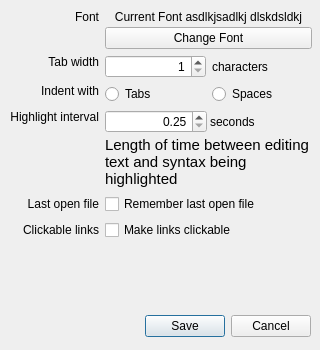
ali-rantakari/QarkDown, file src/preferencesdialog.ui: the form before one commit.
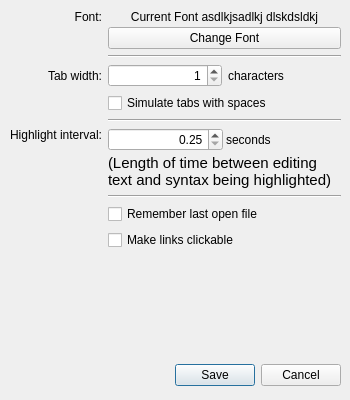
The form after the commit.

Commit message: Improve preferences dialog layout.

Patch:
```diff
--- a/src/preferencesdialog.ui
+++ b/src/preferencesdialog.ui
@@ -6,8 +6,8 @@
    <rect>
     <x>0</x>
     <y>0</y>
-    <width>320</width>
-    <height>350</height>
+    <width>350</width>
+    <height>400</height>
    </rect>
   </property>
   <property name="sizePolicy">
@@ -18,14 +18,14 @@
   </property>
   <property name="minimumSize">
    <size>
-    <width>320</width>
-    <height>350</height>
+    <width>350</width>
+    <height>400</height>
    </size>
   </property>
   <property name="maximumSize">
    <size>
-    <width>320</width>
-    <height>350</height>
+    <width>350</width>
+    <height>400</height>
    </size>
   </property>
   <property name="baseSize">
@@ -44,9 +44,9 @@
    <property name="geometry">
     <rect>
      <x>10</x>
-     <y>310</y>
-     <width>301</width>
-     <height>32</height>
+     <y>360</y>
+     <width>331</width>
+     <height>31</height>
     </rect>
    </property>
    <property name="orientation">
@@ -61,15 +61,15 @@
     <rect>
      <x>10</x>
      <y>10</y>
-     <width>302</width>
-     <height>291</height>
+     <width>331</width>
+     <height>341</height>
     </rect>
    </property>
    <layout class="QGridLayout" name="gridLayout">
     <item row="0" column="0">
      <widget class="QLabel" name="label">
       <property name="text">
-       <string>Font</string>
+       <string>Font:</string>
       </property>
       <property name="alignment">
        <set>Qt::AlignRight|Qt::AlignTop|Qt::AlignTrailing</set>
@@ -118,17 +118,17 @@
       </item>
      </layout>
     </item>
-    <item row="1" column="0">
+    <item row="2" column="0">
      <widget class="QLabel" name="label_2">
       <property name="text">
-       <string>Tab width</string>
+       <string>Tab width:</string>
       </property>
       <property name="alignment">
-       <set>Qt::AlignRight|Qt::AlignTop|Qt::AlignTrailing</set>
+       <set>Qt::AlignRight|Qt::AlignTrailing|Qt::AlignVCenter</set>
       </property>
      </widget>
     </item>
-    <item row="6" column="0">
+    <item row="9" column="0">
      <spacer name="verticalSpacer">
       <property name="orientation">
        <enum>Qt::Vertical</enum>
@@ -141,17 +141,17 @@
       </property>
      </spacer>
     </item>
-    <item row="3" column="0">
+    <item row="5" column="0">
      <widget class="QLabel" name="label_3">
       <property name="text">
-       <string>Highlight interval</string>
+       <string>Highlight interval:</string>
       </property>
       <property name="alignment">
        <set>Qt::AlignRight|Qt::AlignTop|Qt::AlignTrailing</set>
       </property>
      </widget>
     </item>
-    <item row="1" column="1">
+    <item row="2" column="1">
      <layout class="QHBoxLayout" name="horizontalLayout_2">
       <item>
        <widget class="QSpinBox" name="tabWidthSpinBox">
@@ -175,7 +175,7 @@
       </item>
      </layout>
     </item>
-    <item row="3" column="1">
+    <item row="5" column="1">
      <layout class="QVBoxLayout" name="verticalLayout_2">
       <property name="spacing">
        <number>3</number>
@@ -215,7 +215,7 @@
          </font>
         </property>
         <property name="text">
-         <string>Length of time between editing text and syntax being highlighted</string>
+         <string>(Length of time between editing text and syntax being highlighted)</string>
         </property>
         <property name="wordWrap">
          <bool>true</bool>
@@ -224,68 +224,48 @@
       </item>
      </layout>
     </item>
-    <item row="2" column="0">
-     <widget class="QLabel" name="label_7">
-      <property name="text">
-       <string>Indent with</string>
-      </property>
-      <property name="alignment">
-       <set>Qt::AlignRight|Qt::AlignTop|Qt::AlignTrailing</set>
-      </property>
-     </widget>
-    </item>
-    <item row="2" column="1">
-     <layout class="QHBoxLayout" name="horizontalLayout_3">
-      <item>
-       <widget class="QRadioButton" name="indentRadioTabs">
-        <property name="text">
-         <string>Tabs</string>
-        </property>
-       </widget>
-      </item>
-      <item>
-       <widget class="QRadioButton" name="indentRadioSpaces">
-        <property name="text">
-         <string>Spaces</string>
-        </property>
-       </widget>
-      </item>
-     </layout>
-    </item>
-    <item row="4" column="0">
-     <widget class="QLabel" name="label_4">
-      <property name="text">
-       <string>Last open file</string>
-      </property>
-      <property name="alignment">
-       <set>Qt::AlignRight|Qt::AlignTrailing|Qt::AlignVCenter</set>
-      </property>
-     </widget>
-    </item>
-    <item row="4" column="1">
+    <item row="7" column="1">
      <widget class="QCheckBox" name="rememberLastFileCheckBox">
       <property name="text">
        <string>Remember last open file</string>
       </property>
      </widget>
     </item>
-    <item row="5" column="0">
-     <widget class="QLabel" name="label_8">
-      <property name="text">
-       <string>Clickable links</string>
-      </property>
-      <property name="alignment">
-       <set>Qt::AlignRight|Qt::AlignTrailing|Qt::AlignVCenter</set>
-      </property>
-     </widget>
-    </item>
-    <item row="5" column="1">
+    <item row="8" column="1">
      <widget class="QCheckBox" name="linksClickableCheckBox">
       <property name="text">
        <string>Make links clickable</string>
       </property>
      </widget>
     </item>
+    <item row="3" column="1">
+     <widget class="QCheckBox" name="tabsWithSpacesCheckBox">
+      <property name="text">
+       <string>Simulate tabs with spaces</string>
+      </property>
+     </widget>
+    </item>
+    <item row="1" column="1">
+     <widget class="Line" name="line">
+      <property name="orientation">
+       <enum>Qt::Horizontal</enum>
+      </property>
+     </widget>
+    </item>
+    <item row="4" column="1">
+     <widget class="Line" name="line_2">
+      <property name="orientation">
+       <enum>Qt::Horizontal</enum>
+      </property>
+     </widget>
+    </item>
+    <item row="6" column="1">
+     <widget class="Line" name="line_3">
+      <property name="orientation">
+       <enum>Qt::Horizontal</enum>
+      </property>
+     </widget>
+    </item>
    </layout>
   </widget>
  </widget>
```
The commit also changes 1 other file.
